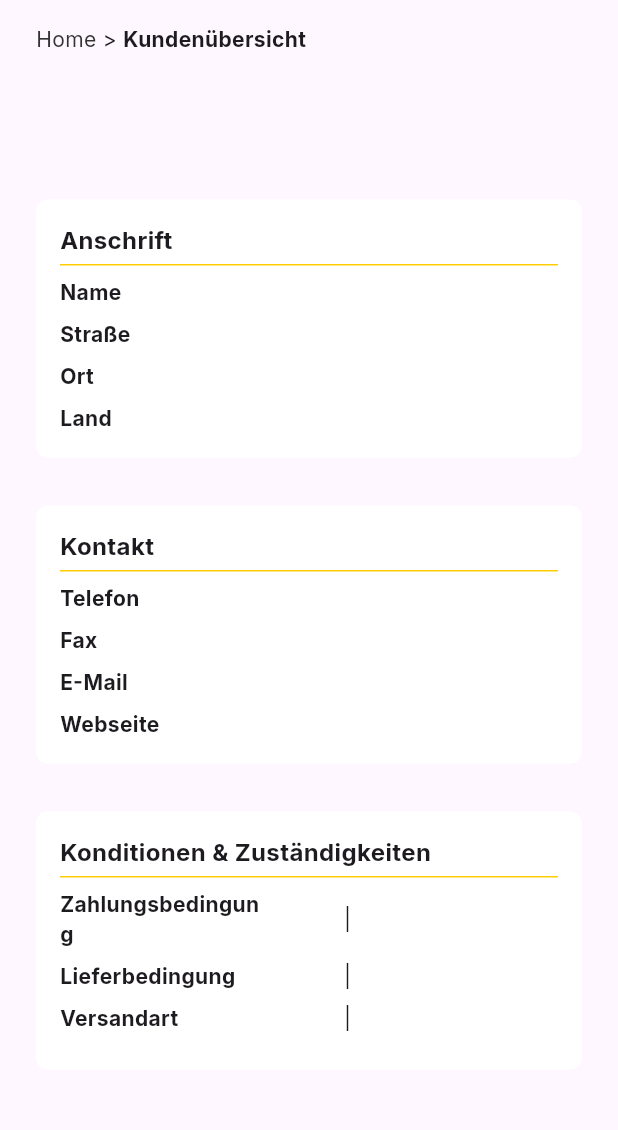
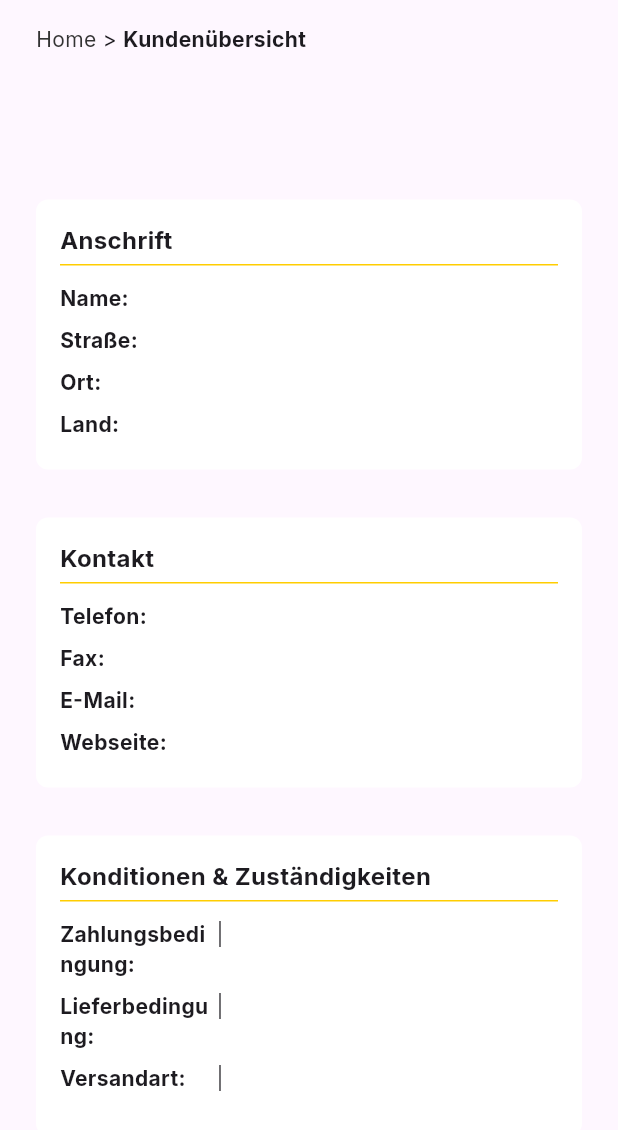
Before and after one commit to Franciskamo/parity_web_app, a Flutter app: the Kundenuebersicht widget shown alone on an empty page, opened directly with empty values, on a phone screen of 412 x 824 dp. Shown: the top 1130 px of the screen. Run offline on Flutter 3.47's test engine with Material 3 defaults, Android fonts, the phone set to English and light mode, and no system bars; our stand-ins replace shared_preferences; accounts and stored records are empty; network calls fail.

Commit message:
textausgabe angepasst

```diff
--- a/lib/ansprechpartner.dart
+++ b/lib/ansprechpartner.dart
@@ -191,7 +191,7 @@ class _AnsprechpartnerState extends State<Ansprechpartner> {
                           );
                         } else {
                           return buildInfoCard(
-                            "\${ap.vorname} \${ap.nachname}",
+                            "${ap.vorname} ${ap.nachname}",
                             Column(
                               crossAxisAlignment: CrossAxisAlignment.start,
                               children: [
@@ -240,7 +240,7 @@ class _AnsprechpartnerState extends State<Ansprechpartner> {
           SizedBox(
             width: 100,
             child: Text(
-              "\$label:",
+              "$label:",
               style: const TextStyle(fontWeight: FontWeight.bold),
             ),
           ),
--- a/lib/api_service.dart
+++ b/lib/api_service.dart
@@ -106,11 +106,11 @@ Future<List<KundeMitAdresse>> ladeKombinierteKunden() async {
       (a) => a.ansnr == kunde.id,
       orElse: () => Adresse.leer(),
     );
+
     final ansprechpartnerResponse = await http.get(
       Uri.parse('https://api.parity-software.com/api/v1/ansprechpartner/${kunde.kdnLfdnr}'),
       headers: headers,
     );
-
     final ansprechpartnerJson = json.decode(ansprechpartnerResponse.body);
     final ansprechpartnerListe = (ansprechpartnerJson as List)
         .map((a) => AnsprechpartnerModel.fromJson(a))
@@ -137,9 +137,10 @@ Future<List<KundeMitAdresse>> ladeKombinierteKunden() async {
         Uri.parse('https://api.parity-software.com/api/v1/versandarten/${kunde.kdnVsanr}'),
         headers: headers,
       );
-    versand = Versart.fromJson(json.decode(versartResponse.body));
+      final decodedVersand = json.decode(versartResponse.body);
+      versand = Versart.fromJson(decodedVersand[0]);
     } catch (e) {
-    print( 'Versandart konnte nicht geladen werden für Kunde ${kunde.kdnVsanr}');
+      print('Versandart konnte nicht geladen werden für Kunde ${kunde.kdnVsanr}');
     }
 
 
--- a/lib/kundenuebersicht.dart
+++ b/lib/kundenuebersicht.dart
@@ -35,7 +35,6 @@ class Kundenuebersicht extends StatelessWidget {
 
           const SizedBox(height: 24),
 
-          //Anschrift und  Kontaktdaten
           LayoutBuilder(
             builder: (context, constraints) {
               bool isWide = constraints.maxWidth > 600;
@@ -43,131 +42,22 @@ class Kundenuebersicht extends StatelessWidget {
               final anschriftCard = buildInfoCard("Anschrift", Column(
                 crossAxisAlignment: CrossAxisAlignment.start,
                 children:  [
-                  Row(
-                    crossAxisAlignment: CrossAxisAlignment.start,
-                    children: [
-                      SizedBox(
-                        width: 100,
-                        child: Text("Name", style: TextStyle(fontWeight: FontWeight.bold)),
-                      ),
-                      Expanded(
-                        child: Padding(
-                          padding: EdgeInsets.only(left: 85),
-                          child: Text(kunde!.name),
-                        ),
-                      ),
-                    ],
-                  ),
-                  SizedBox(height: 8),
-                  Row(
-                    children: [
-                      SizedBox(
-                        width: 100,
-                        child: Text("Straße", style: TextStyle(fontWeight: FontWeight.bold)),
-                      ),
-                      Expanded(
-                        child: Padding(
-                          padding: EdgeInsets.only(left: 85),
-                          child: Text(kunde!.strasse),
-                        ),
-                      ),
-                    ],
-                  ),
-                  SizedBox(height: 8),
-                  Row(
-                    children: [
-                      SizedBox(
-                        width: 100,
-                        child: Text("Ort", style: TextStyle(fontWeight: FontWeight.bold)),
-                      ),
-                      Expanded(
-                        child: Padding(
-                          padding: EdgeInsets.only(left: 85),
-                          child: Text("${kunde!.plz} ${kunde!.ort}"),
-                        ),
-                      ),
-                    ],
-                  ),
-                  SizedBox(height: 8),
-                  Row(
-                    children: [
-                      SizedBox(
-                        width: 100,
-                        child: Text("Land", style: TextStyle(fontWeight: FontWeight.bold)),
-                      ),
-                      Expanded(
-                        child: Padding(
-                          padding: EdgeInsets.only(left: 85),
-                          child: Text(kunde!.land),
-                        ),
-                      ),
-                    ],
-                  ),
+                  buildTextZeile("Name", kunde!.name),
+                  buildTextZeile("Straße", kunde!.strasse),
+                  buildTextZeile("Ort", "${kunde!.plz} ${kunde!.ort}"),
+                  buildTextZeile("Land", kunde!.land),
+
                 ],
               ));
 
               final kontaktCard = buildInfoCard("Kontakt", Column(
                 crossAxisAlignment: CrossAxisAlignment.start,
                 children: [
-                  Row(
-                    children: [
-                      SizedBox(
-                        width: 100,
-                        child: Text("Telefon", style: TextStyle(fontWeight: FontWeight.bold)),
-                      ),
-                      Expanded(
-                        child: Padding(
-                          padding: EdgeInsets.only(left: 85),
-                          child: Text(kunde!.telefon),
-                        ),
-                      ),
-                    ],
-                  ),
-                  SizedBox(height: 8),
-                  Row(
-                    children: [
-                      SizedBox(
-                        width: 100,
-                        child: Text("Fax", style: TextStyle(fontWeight: FontWeight.bold)),
-                      ),
-                      Expanded(
-                        child: Padding(
-                          padding: EdgeInsets.only(left: 85),
-                          child: Text(kunde!.fax),
-                        ),
-                      ),
-                    ],
-                  ),
-                  SizedBox(height: 8),
-                  Row(
-                    children: [
-                      SizedBox(
-                        width: 100,
-                        child: Text("E-Mail", style: TextStyle(fontWeight: FontWeight.bold)),
-                      ),
-                      Expanded(
-                        child: Padding(
-                          padding: EdgeInsets.only(left: 85),
-                          child: Text(kunde!.email),
-                        ),
-                      ),
-                    ],
-                  ),
-                  SizedBox(height: 8),
-                  Row(
-                    children: [
-                      SizedBox(
-                        width: 100,
-                        child: Text("Webseite", style: TextStyle(fontWeight: FontWeight.bold)),
-                      ),
-                      Expanded(
-                        child: Padding(
-                          padding: EdgeInsets.only(left: 85),
-                          child: Text(kunde!.homepage),
-                        ),
-                      ),
-                    ],
-                  ),
+                  buildTextZeile("Telefon", kunde!.telefon),
+                  buildTextZeile("Fax", kunde!.fax),
+                  buildTextZeile("E-Mail", kunde!.email),
+                  buildTextZeile("Webseite", kunde!.homepage),
+
                 ],
               ));
 
@@ -192,10 +82,8 @@ class Kundenuebersicht extends StatelessWidget {
             },
           ),
 
-
           const SizedBox(height: 16),
 
-          // Konditionen
           LayoutBuilder(
             builder: (context, constraints) {
               bool isWide = constraints.maxWidth > 600;
@@ -203,50 +91,10 @@ class Kundenuebersicht extends StatelessWidget {
               final konditionenCard = buildInfoCard("Konditionen & Zuständigkeiten", Column(
                 crossAxisAlignment: CrossAxisAlignment.start,
                 children: [
-                  Row(
-                    children: [
-                      SizedBox(
-                        width: 140,
-                        child: Text("Zahlungsbedingung", style: TextStyle(fontWeight: FontWeight.bold)),
-                      ),
-                      Expanded(
-                        child: Padding(
-                          padding: EdgeInsets.only(left: 45),
-                          child: Text("${kunde!.zahlungsNr} | ${kunde!.zahlungsText}"),
-                        ),
-                      ),
-                    ],
-                  ),
-                  SizedBox(height: 8),
-                  Row(
-                    children: [
-                      SizedBox(
-                        width: 140,
-                        child: Text("Lieferbedingung", style: TextStyle(fontWeight: FontWeight.bold)),
-                      ),
-                      Expanded(
-                        child: Padding(
-                          padding: EdgeInsets.only(left: 45),
-                          child: Text("${kunde!.lieferNr} | ${kunde!.lieferText}"),
-                        ),
-                      ),
-                    ],
-                  ),
-                  SizedBox(height: 8),
-                  Row(
-                    children: [
-                      SizedBox(
-                        width: 140,
-                        child: Text("Versandart", style: TextStyle(fontWeight: FontWeight.bold)),
-                      ),
-                      Expanded(
-                        child: Padding(
-                          padding: EdgeInsets.only(left: 45),
-                          child: Text("${kunde!.versandNr} | ${kunde!.versandText}"),
-                        ),
-                      ),
-                    ],
-                  ),
+                  buildTextZeile("Zahlungsbedingung", "${kunde!.zahlungsNr} | ${kunde!.zahlungsText}"),
+                  buildTextZeile("Lieferbedingung", "${kunde!.lieferNr} | ${kunde!.lieferText}"),
+                  buildTextZeile("Versandart", "${kunde!.versandNr} | ${kunde!.versandText}"),
+
                   SizedBox(height: 8),
                 ],
               ));
@@ -301,4 +149,22 @@ class Kundenuebersicht extends StatelessWidget {
       ),
     );
   }
+  Widget buildTextZeile(String label, String wert) {
+    return Padding(
+      padding: const EdgeInsets.symmetric(vertical: 4),
+      child: Row(
+        crossAxisAlignment: CrossAxisAlignment.start,
+        children: [
+          SizedBox(
+            width: 100,
+            child: Text(
+              "$label:",
+              style: const TextStyle(fontWeight: FontWeight.bold),
+            ),
+          ),
+          Expanded(child: Text(wert)),
+        ],
+      ),
+    );
+  }
 }
--- a/lib/main.dart
+++ b/lib/main.dart
@@ -1,5 +1,4 @@
 import 'dart:async';
-
 import 'package:flutter/material.dart';
 import 'package:http/http.dart' as http;
 import 'dart:convert';
```
Lines whose indentation alone changed are shown as unchanged.
